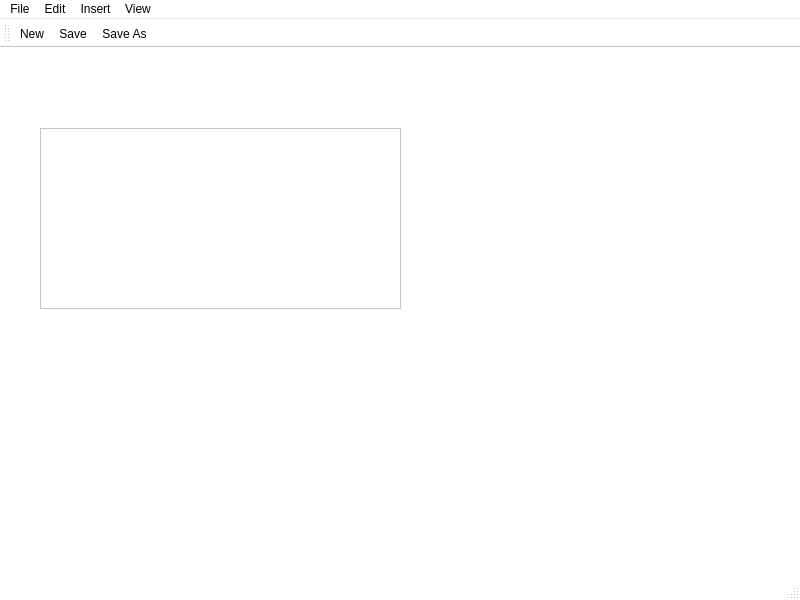
Old version of the form mainwindow.ui in the repository nabeel-okal/qt_practice.
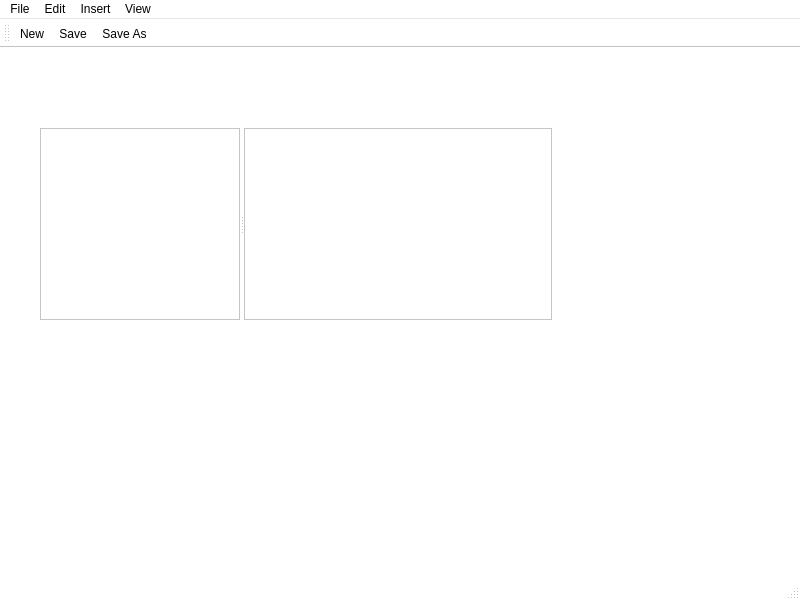
New version of the form. Icons and pictures are not drawn.

The edit to the form file:
```diff
--- a/mainwindow.ui
+++ b/mainwindow.ui
@@ -483,18 +483,37 @@
    <string>MainWindow</string>
   </property>
   <widget class="QWidget" name="centralwidget">
-   <widget class="QPlainTextEdit" name="plainTextEdit">
+   <widget class="QSplitter" name="splitter">
     <property name="geometry">
      <rect>
       <x>40</x>
       <y>80</y>
-      <width>361</width>
-      <height>181</height>
+      <width>512</width>
+      <height>192</height>
      </rect>
     </property>
-    <property name="plainText">
-     <string/>
+    <property name="orientation">
+     <enum>Qt::Orientation::Horizontal</enum>
     </property>
+    <widget class="QListWidget" name="listWidget">
+     <property name="maximumSize">
+      <size>
+       <width>200</width>
+       <height>16777215</height>
+      </size>
+     </property>
+     <property name="sizeIncrement">
+      <size>
+       <width>0</width>
+       <height>0</height>
+      </size>
+     </property>
+    </widget>
+    <widget class="QPlainTextEdit" name="plainTextEdit">
+     <property name="plainText">
+      <string/>
+     </property>
+    </widget>
    </widget>
   </widget>
   <widget class="QStatusBar" name="statusbar">
```
Left out of the diff: 6 changed lines with no effect on the pictures.
